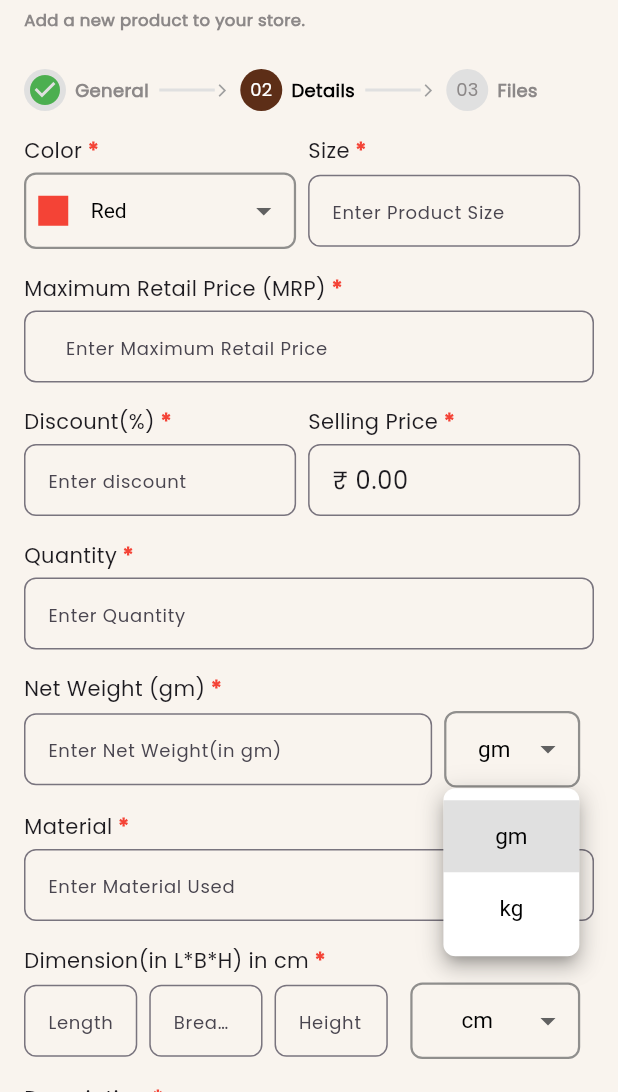
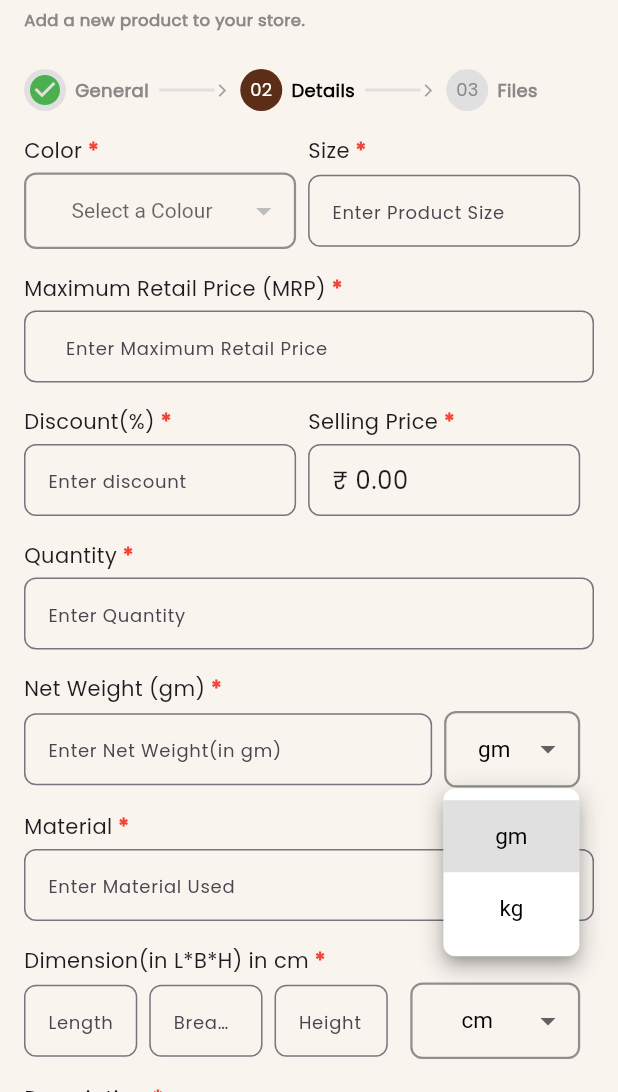
Before and after one commit to Aashishrajput143/BHK_Seller_app, a Flutter app: the AddProductDetails screen opened by its route, after a tap on "gm", on a phone screen of 412 x 824 dp, the part 144-1236 px from its top. Run offline on Flutter 3.47's test engine with Material 3 defaults, Android fonts, the phone set to English and light mode, and no system bars; drawn by our look-alikes of dropdown_button2, overlay_support; our stand-ins replace carousel_slider, csc_picker, firebase_auth, firebase_core, fluttertoast, get and 7 more; missing offline and left inert: linear_progress_bar; accounts and stored records are empty; network calls fail; statements that could not run were skipped; project files that could hold a hidden picture were left out.

Commit message:
Initial commit

```diff
--- a/lib/controller/addproductdetailscontroller.dart
+++ b/lib/controller/addproductdetailscontroller.dart
@@ -2,7 +2,9 @@ import 'dart:convert';
 
 import 'package:bhk_seller_app/Constants/utils.dart';
 import 'package:bhk_seller_app/model/addproductmodel.dart';
+import 'package:bhk_seller_app/model/colormodel.dart';
 import 'package:bhk_seller_app/model/productdetailsmodel.dart';
+import 'package:bhk_seller_app/repository/attributerepository.dart';
 import 'package:bhk_seller_app/repository/productrepository.dart';
 import 'package:bhk_seller_app/routes/RoutesClass.dart';
 import 'package:flutter/material.dart';
@@ -14,6 +16,7 @@ import '../resources/strings.dart';
 
 class AddProductDetailsController extends GetxController {
   final repository = ProductRepository();
+  final attributerepository = AttributeRepository();
   int? productId;
   bool producteditId = false;
 
@@ -26,6 +29,7 @@ class AddProductDetailsController extends GetxController {
     if (producteditId == true) {
       getproductDetailsApi(productId);
     }
+    getColorApi();
   }
 
   var netweightController = TextEditingController().obs;
@@ -38,7 +42,7 @@ class AddProductDetailsController extends GetxController {
   var lengthController = TextEditingController().obs;
   var breadthController = TextEditingController().obs;
   var heightController = TextEditingController().obs;
-  var colorEditingController = TextEditingController().obs;
+  var colorController = TextEditingController().obs;
 
   var dropdownValues = 'gm'.obs;
   var dropdownValue = 'cm'.obs;
@@ -46,7 +50,8 @@ class AddProductDetailsController extends GetxController {
   bool gm = false;
   var clickNext = false.obs;
 
-  var selectedColor = 'Red'.obs;
+  var selectedColor = Rxn<String>();
+  var selectedColorcheck = "blue".obs;
 
   var sellingprice = 0.0.obs;
 
@@ -266,14 +271,48 @@ class AddProductDetailsController extends GetxController {
   var isProductAdded = false.obs;
   final rxRequestStatus = Status.COMPLETED.obs;
   final addProductModel = AddProductModel().obs;
+  final getColorModel = GetColorsModel().obs;
   final getProductDetailsModel = ProductDetailsModel().obs;
   void setError(String value) => error.value = value;
   RxString error = ''.obs;
   void setRxRequestStatus(Status value) => rxRequestStatus.value = value;
   // void setAddProductnData(SignUpModel value) => addproductData.value = value;
   void setProductdata(AddProductModel value) => addProductModel.value = value;
+  void setColordata(GetColorsModel value) => getColorModel.value = value;
   void setGetProductDetailsdata(ProductDetailsModel value) =>
       getProductDetailsModel.value = value;
+
+  Future<void> getColorApi() async {
+    var connection = await CommonMethods.checkInternetConnectivity();
+    Utils.printLog("CheckInternetConnection===> ${connection.toString()}");
+
+    if (connection == true) {
+      setRxRequestStatus(Status.LOADING);
+
+      attributerepository.getcolorApi().then((value) {
+        setRxRequestStatus(Status.COMPLETED);
+        setColordata(value);
+        CommonMethods.showToast(value.message);
+        Utils.printLog("Response===> ${value.toString()}");
+        print("redirect");
+      }).onError((error, stackTrace) {
+        setError(error.toString());
+        setRxRequestStatus(Status.ERROR);
+        if (error.toString().contains("{")) {
+          var errorResponse = json.decode(error.toString());
+          print("errrrorrr=====>$errorResponse");
+          if (errorResponse is Map || errorResponse.containsKey('message')) {
+            CommonMethods.showToast(errorResponse['message']);
+          } else {
+            CommonMethods.showToast("An unexpected error occurred.");
+          }
+        }
+        Utils.printLog("Error===> ${error.toString()}");
+      });
+    } else {
+      CommonMethods.showToast(appStrings.weUnableCheckData);
+    }
+  }
 
   Future<void> addProductVariantApi(context, productId) async {
     var connection = await CommonMethods.checkInternetConnectivity();
@@ -345,13 +384,14 @@ class AddProductDetailsController extends GetxController {
         print(splitValues[3]);
         dropdownValues.value = splitweight[1];
         dropdownValue.value = splitValues[3];
-        selectedColor.value = getProductDetailsModel
+        selectedColorcheck.value = getProductDetailsModel
                 .value
                 .data
                 ?.variants?[
                     (getProductDetailsModel.value.data?.variants?.length ?? 0) -
                         1]
-                .color ??
+                .color
+                ?.toLowerCase() ??
             "";
         sellingprice.value = double.parse(getProductDetailsModel
                 .value
--- a/lib/data/app_url/app_url.dart
+++ b/lib/data/app_url/app_url.dart
@@ -29,7 +29,7 @@ class AppUrl {
   static String orders = '$baseUrl/api/order/totalorder';
   static String todayorder = '$baseUrl/api/order/todayorder';
   static String salesgraph = '$baseUrl/api/order/totalsales?year=';
-  static String color = '$baseUrl4/api/attribute/getattribute';
+  static String color = '$baseUrl4/api/attribute/getattribute/color';
 
   //post
   static String addbrand = '$baseUrl/api/brand/add';
--- a/lib/screens/productManagement/add_productdetails.dart
+++ b/lib/screens/productManagement/add_productdetails.dart
@@ -202,11 +202,14 @@ class AddProductDetails extends ParentWidget {
                                   borderRadius: BorderRadius.circular(8.0),
                                 ),
                                 child: DropdownButton2<String>(
+                                  hint: Text("Select a Colour"),
                                   style: TextStyle(
                                       fontSize: 14, color: Colors.black),
-                                  value: controller.selectedColor.value,
+                                  value: controller.selectedColorcheck.value,
                                   alignment: Alignment.center,
-                                  items: controller.colors.map((String color) {
+                                  items: controller
+                                      .getColorModel.value.data?[0].value
+                                      ?.map((String color) {
                                     return DropdownMenuItem(
                                       alignment: AlignmentDirectional.center,
                                       value: color,
@@ -226,6 +229,8 @@ class AddProductDetails extends ParentWidget {
                                   onChanged: (newValue) {
                                     controller.selectedColor.value =
                                         newValue ?? "";
+                                    controller.selectedColorcheck.value =
+                                        newValue ?? "";
                                   },
                                   dropdownStyleData: DropdownStyleData(
                                     maxHeight:
@@ -241,7 +246,7 @@ class AddProductDetails extends ParentWidget {
                                   ),
                                   dropdownSearchData: DropdownSearchData(
                                     searchController:
-                                        controller.colorEditingController.value,
+                                        controller.colorController.value,
                                     searchInnerWidgetHeight: 50,
                                     searchInnerWidget: Container(
                                       height: 50,
@@ -254,8 +259,8 @@ class AddProductDetails extends ParentWidget {
                                       child: TextFormField(
                                         expands: true,
                                         maxLines: null,
-                                        controller: controller
-                                            .colorEditingController.value,
+                                        controller:
+                                            controller.colorController.value,
                                         decoration: InputDecoration(
                                           isDense: true,
                                           contentPadding:
@@ -291,8 +296,7 @@ class AddProductDetails extends ParentWidget {
                                   //This to clear the search value when you close the menu
                                   onMenuStateChange: (isOpen) {
                                     if (!isOpen) {
-                                      controller.colorEditingController.value
-                                          .clear();
+                                      controller.colorController.value.clear();
                                     }
                                   },
                                   isExpanded: true,
@@ -1042,8 +1046,8 @@ class AddProductDetails extends ParentWidget {
                                           .dropdownValues.value.isNotEmpty &&
                                       controller.heightController.value.text
                                           .isNotEmpty &&
-                                      controller
-                                          .selectedColor.value.isNotEmpty &&
+                                      controller.selectedColorcheck.value
+                                          .isNotEmpty &&
                                       controller.sellingprice.value != 0.0) {
                                     controller.addvariants(context);
                                     controller.clickNext.value = false;
@@ -1099,8 +1103,8 @@ class AddProductDetails extends ParentWidget {
                                           .dropdownValues.value.isNotEmpty &&
                                       controller.heightController.value.text
                                           .isNotEmpty &&
-                                      controller
-                                          .selectedColor.value.isNotEmpty &&
+                                      controller.selectedColorcheck.value
+                                          .isNotEmpty &&
                                       controller.sellingprice.value != 0.0) {
                                     controller.addvariants(context);
                                     controller.clickNext.value = true;
--- a/lib/screens/registration_screen.dart
+++ b/lib/screens/registration_screen.dart
@@ -1,5 +1,5 @@
 import 'package:bhk_seller_app/Constants/constants.dart';
-import 'package:bhk_seller_app/controller/registrationController.dart';
+import 'package:bhk_seller_app/controller/registrationcontroller.dart';
 import 'package:bhk_seller_app/main.dart';
 import 'package:bhk_seller_app/resources/strings.dart';
 import 'package:flutter/material.dart';
```
